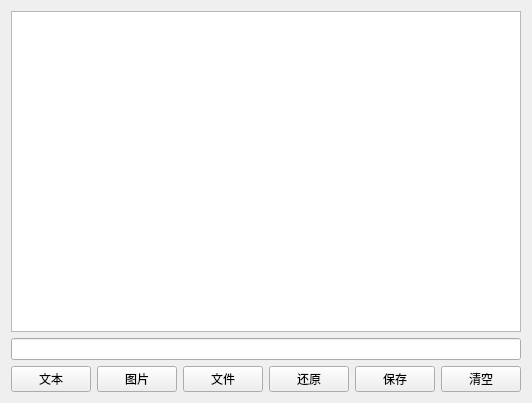
Before: the Qt Designer form ClipBoard/ui/ClipboardView.ui in 3548848289/UniFileHub, drawn with Qt 5.
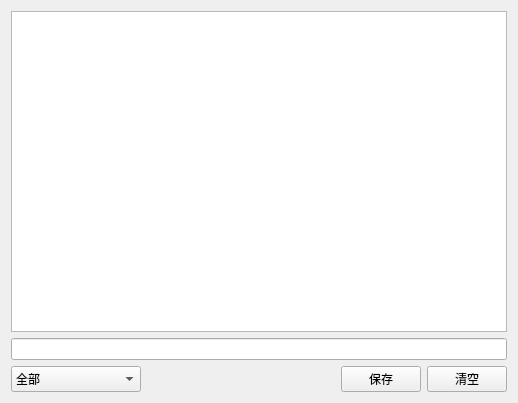
After: the same form once the commit is applied.

What changed in the file:
```diff
--- a/ClipBoard/ui/ClipboardView.ui
+++ b/ClipBoard/ui/ClipboardView.ui
@@ -13,53 +13,37 @@
   <property name="windowTitle">
    <string>Form</string>
   </property>
-  <layout class="QGridLayout" name="gridLayout">
+  <layout class="QGridLayout" name="gridLayout" rowstretch="20,1,1">
    <item row="2" column="0">
-    <layout class="QHBoxLayout" name="horizontalLayout" stretch="1,1,1,0,2,1,1">
+    <layout class="QHBoxLayout" name="horizontalLayout" stretch="2,3,1,1">
      <item>
-      <widget class="QPushButton" name="TextBtn">
+      <widget class="QComboBox" name="typeComboBox">
        <property name="sizePolicy">
-        <sizepolicy hsizetype="Expanding" vsizetype="Fixed">
+        <sizepolicy hsizetype="Preferred" vsizetype="Preferred">
          <horstretch>0</horstretch>
          <verstretch>0</verstretch>
         </sizepolicy>
        </property>
+       <item>
+        <property name="text">
+         <string>全部</string>
+        </property>
+       </item>
+       <item>
        <property name="text">
         <string>文本</string>
        </property>
-      </widget>
      </item>
      <item>
-      <widget class="QPushButton" name="ImageBtn">
-       <property name="sizePolicy">
-        <sizepolicy hsizetype="Expanding" vsizetype="Fixed">
-         <horstretch>0</horstretch>
-         <verstretch>0</verstretch>
-        </sizepolicy>
-       </property>
        <property name="text">
         <string>图片</string>
        </property>
-      </widget>
      </item>
      <item>
-      <widget class="QPushButton" name="FileBtn">
-       <property name="sizePolicy">
-        <sizepolicy hsizetype="Expanding" vsizetype="Fixed">
-         <horstretch>0</horstretch>
-         <verstretch>0</verstretch>
-        </sizepolicy>
-       </property>
        <property name="text">
         <string>文件</string>
        </property>
-      </widget>
-     </item>
-     <item>
-      <widget class="QPushButton" name="restoreBtn">
-       <property name="text">
-        <string>还原</string>
-       </property>
+       </item>
       </widget>
      </item>
      <item>
@@ -77,6 +61,12 @@
      </item>
      <item>
       <widget class="QPushButton" name="saveButton">
+       <property name="sizePolicy">
+        <sizepolicy hsizetype="Minimum" vsizetype="Preferred">
+         <horstretch>0</horstretch>
+         <verstretch>0</verstretch>
+        </sizepolicy>
+       </property>
        <property name="text">
         <string>保存</string>
        </property>
@@ -84,6 +74,12 @@
      </item>
      <item>
       <widget class="QPushButton" name="clearButton">
+       <property name="sizePolicy">
+        <sizepolicy hsizetype="Minimum" vsizetype="Preferred">
+         <horstretch>0</horstretch>
+         <verstretch>0</verstretch>
+        </sizepolicy>
+       </property>
        <property name="text">
         <string>清空</string>
        </property>
@@ -99,7 +95,14 @@
     </widget>
    </item>
    <item row="1" column="0">
-    <widget class="QLineEdit" name="lineEdit"/>
+    <widget class="QLineEdit" name="lineEdit">
+     <property name="sizePolicy">
+      <sizepolicy hsizetype="Expanding" vsizetype="Preferred">
+       <horstretch>0</horstretch>
+       <verstretch>0</verstretch>
+      </sizepolicy>
+     </property>
+    </widget>
    </item>
   </layout>
  </widget>
```
Lines whose indentation alone changed are shown as unchanged.
